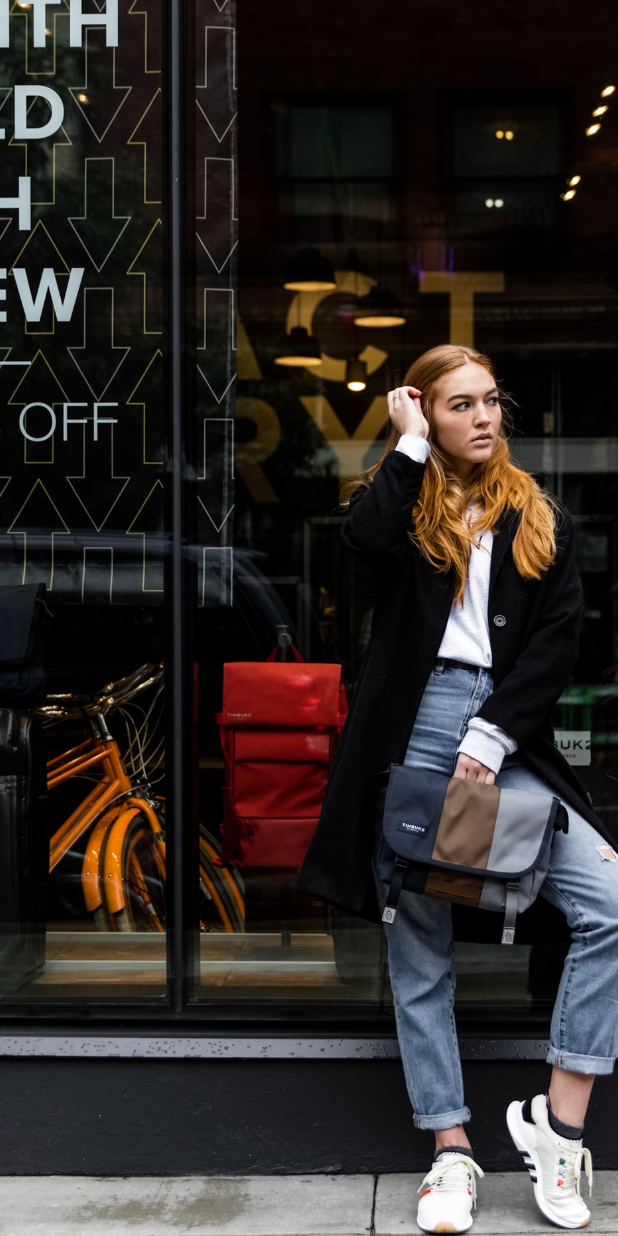
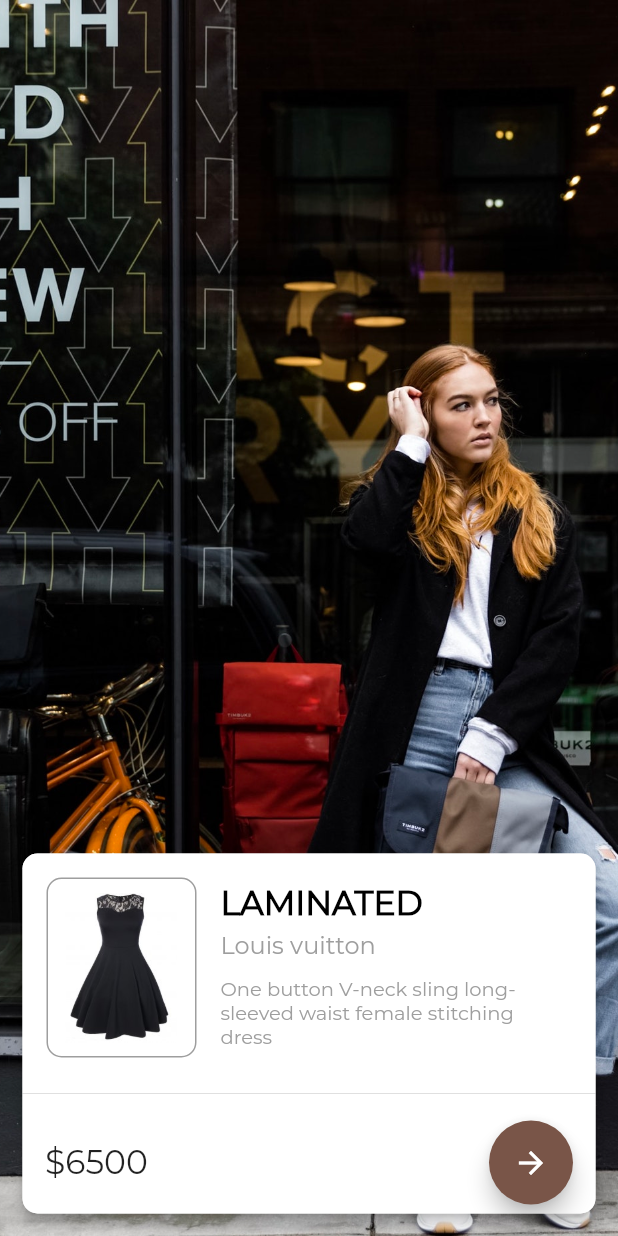
Before and after one commit to ozyildirim/flutter-example-ui, a Flutter app: the Detay screen opened directly, on a phone screen of 412 x 824 dp. Run offline on Flutter 3.47's test engine with Material 2 defaults, Android fonts, the phone set to English and light mode, and no system bars.

Commit message:
detail page added

```diff
--- a/lib/detay.dart
+++ b/lib/detay.dart
@@ -1,3 +1,4 @@
+import 'package:flutter/cupertino.dart';
 import 'package:flutter/material.dart';
 
 class Detay extends StatefulWidget {
@@ -13,7 +14,8 @@ class _DetayState extends State<Detay> {
   @override
   Widget build(BuildContext context) {
     return Scaffold(
-      body: Hero(
+      body: Stack(children: [
+        Hero(
           tag: widget.imgPath,
           child: Container(
             width: MediaQuery.of(context).size.width,
@@ -24,6 +26,105 @@ class _DetayState extends State<Detay> {
             ),
           ),
         ),
+        Positioned(
+            left: 15,
+            right: 15,
+            bottom: 15,
+            child: Material(
+              borderRadius: BorderRadius.circular(10),
+              elevation: 4,
+              child: Container(
+                height: 240,
+                width: MediaQuery.of(context).size.width - 30,
+                decoration: BoxDecoration(
+                  color: Colors.white,
+                  borderRadius: BorderRadius.circular(10),
+                ),
+                child: Column(
+                  children: [
+                    Row(
+                      children: [
+                        Padding(
+                          padding: const EdgeInsets.all(16.0),
+                          child: Container(
+                            width: 100,
+                            height: 120,
+                            decoration: BoxDecoration(
+                              image: DecorationImage(
+                                  image: AssetImage('assets/images/dress.jpg'),
+                                  fit: BoxFit.contain),
+                              borderRadius: BorderRadius.circular(10),
+                              border: Border.all(color: Colors.grey),
+                            ),
+                          ),
+                        ), //resim container
+                        Column(
+                          crossAxisAlignment: CrossAxisAlignment.start,
+                          children: [
+                            Text(
+                              "LAMINATED",
+                              style: TextStyle(
+                                  fontSize: 22,
+                                  color: Colors.black,
+                                  fontFamily: "Montserrat",
+                                  fontWeight: FontWeight.bold),
+                            ),
+                            SizedBox(
+                              height: 5,
+                            ),
+                            Text(
+                              "Louis vuitton",
+                              style: TextStyle(
+                                  fontSize: 16,
+                                  color: Colors.grey,
+                                  fontFamily: "Montserrat"),
+                            ),
+                            SizedBox(
+                              height: 10,
+                            ),
+                            Container(
+                              height: 50,
+                              width: MediaQuery.of(context).size.width - 180,
+                              child: Text(
+                                "One button V-neck sling long-sleeved waist female stitching dress",
+                                style: TextStyle(
+                                    fontSize: 13,
+                                    color: Colors.grey,
+                                    fontFamily: "Montserrat"),
+                              ),
+                            ),
+                          ],
+                        )
+                      ],
+                    ),
+                    Divider(),
+                    Padding(
+                      padding:
+                          const EdgeInsets.only(left: 15, top: 10, bottom: 2),
+                      child: Row(
+                        mainAxisAlignment: MainAxisAlignment.spaceBetween,
+                        children: [
+                          Text(
+                            "\$6500",
+                            style: TextStyle(
+                                fontSize: 22, fontFamily: "Montserrat"),
+                          ),
+                          Container(
+                            margin: EdgeInsets.only(right: 15),
+                            child: FloatingActionButton(
+                              onPressed: () {},
+                              child: Center(child: Icon(Icons.arrow_forward)),
+                              backgroundColor: Colors.brown,
+                            ),
+                          )
+                        ],
+                      ),
+                    )
+                  ],
+                ),
+              ),
+            ))
+      ]),
     );
   }
 }
```
Lines whose indentation alone changed are shown as unchanged.
